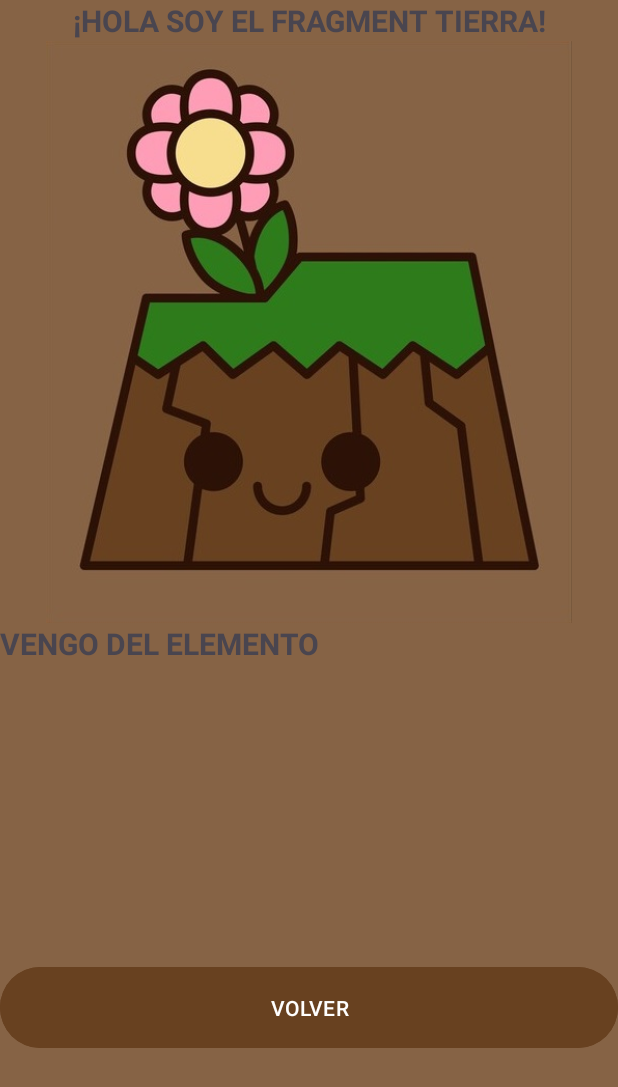
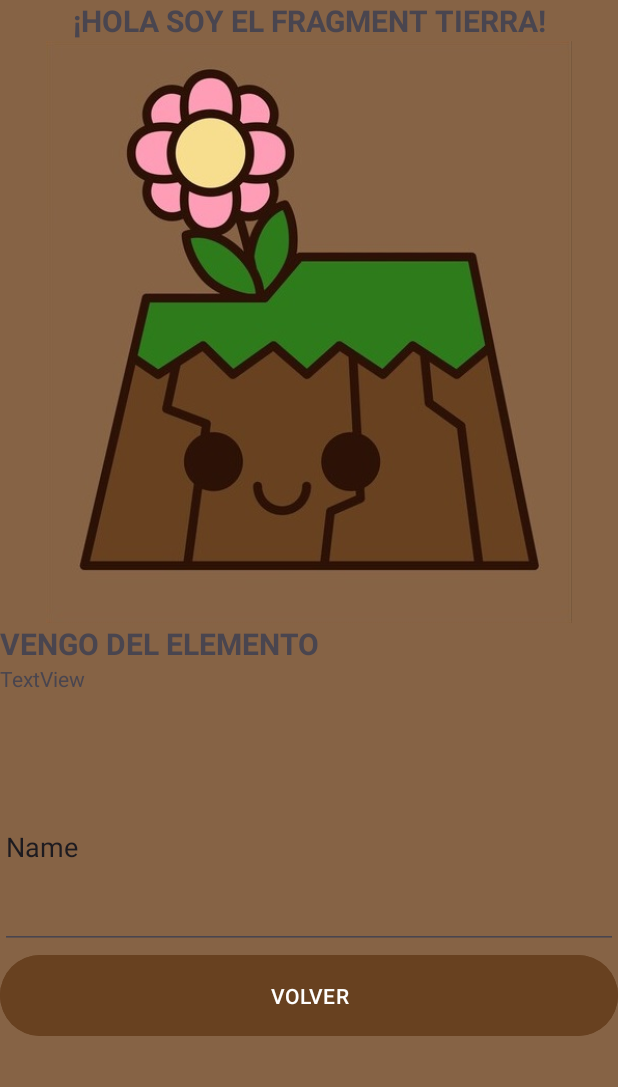
Before and after one commit to garciatomaschavez/APMV_Fragments, an Android app: the screen it shows after launch (MainActivity), after a tap on "Tierra", on a phone screen of 412 x 824 dp. Shown: the top 1087 px of the screen. Run offline under Robolectric (Android 15) with nearby library versions, the phone set to English and light mode, and no system bars; pictures from the network do not load.

Commit message:
terminado fragment tierra

```diff
--- a/app/src/main/java/com/garciatomaschavez/apmv_fragments/FragmentTierra.java
+++ b/app/src/main/java/com/garciatomaschavez/apmv_fragments/FragmentTierra.java
@@ -16,6 +16,8 @@ import android.widget.TextView;
 
 import com.bumptech.glide.Glide;
 
+import java.nio.Buffer;
+
 /**
  * A simple {@link Fragment} subclass.
  * Use the {@link FragmentTierra#newInstance} factory method to
@@ -31,6 +33,8 @@ public class FragmentTierra extends Fragment {
     // TODO: Rename and change types of parameters
     private String mParam1;
     private String mParam2;
+
+    Buffer buffer;
 
     public FragmentTierra() {
         // Required empty public constructor
@@ -77,5 +81,8 @@ public class FragmentTierra extends Fragment {
 //                .circleCrop()
 //                .placeholder(new ColorDrawable(this.getResources().getColor(R.color.white)))
                 .into(logo);
+
+
+
     }
 }
--- a/app/src/main/res/layout/fragment_tierra.xml
+++ b/app/src/main/res/layout/fragment_tierra.xml
@@ -28,20 +28,33 @@
             />
 
         <TextView
-            android:id="@+id/textView2"
+            android:id="@+id/editar"
             android:layout_width="match_parent"
-            android:layout_height="225dp"
+            android:layout_height="wrap_content"
             android:text="VENGO DEL ELEMENTO"
             android:textSize="20sp"
             android:textStyle="bold" />
+
+        <TextView
+            android:id="@+id/textView3"
+            android:layout_width="match_parent"
+            android:layout_height="54dp"
+            android:text="TextView" />
+
+        <EditText
+            android:id="@+id/editTextText"
+            android:layout_width="match_parent"
+            android:layout_height="136dp"
+            android:ems="10"
+            android:inputType="text"
+            android:text="Name" />
 
         <Button
             android:id="@+id/volver"
             android:layout_width="match_parent"
             android:layout_height="62dp"
-            android:text="VOLVER"
             android:backgroundTint="@color/marron_oscuro"
-            />
+            android:text="VOLVER" />
 
     </LinearLayout>
 
```
